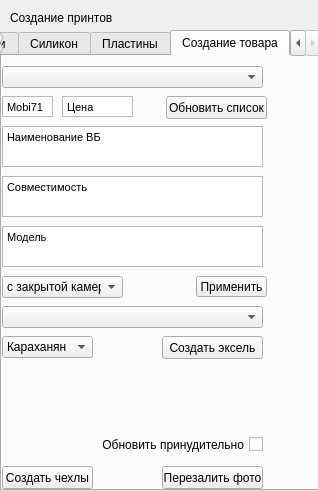
Above: WB/MakePrint/ui/MakeBookPrintUi.ui from gora5624/Python before the change. Below: the same form after it.
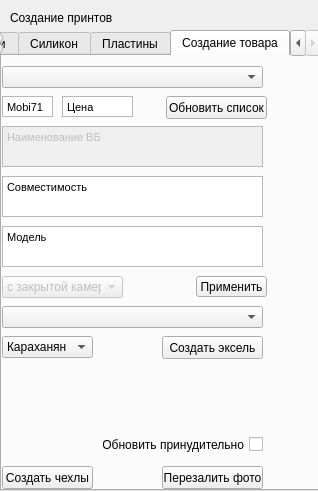
That is the form after the change. The open tabs and pages were chosen to show the change.

Diff of the .ui file:
```diff
--- a/WB/MakePrint/ui/MakeBookPrintUi.ui
+++ b/WB/MakePrint/ui/MakeBookPrintUi.ui
@@ -353,6 +353,9 @@
      </property>
     </widget>
     <widget class="QTextEdit" name="textSiliconName">
+     <property name="enabled">
+      <bool>false</bool>
+     </property>
      <property name="geometry">
       <rect>
        <x>0</x>
@@ -376,6 +379,9 @@
      </property>
     </widget>
     <widget class="QComboBox" name="CameraType">
+     <property name="enabled">
+      <bool>false</bool>
+     </property>
      <property name="geometry">
       <rect>
        <x>0</x>
```
Left out of the diff: 2 changed lines with no effect on the pictures.
